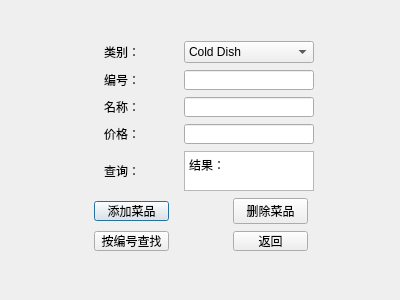
First picture: the form in ad_searchmenu_dialog.ui, repository jianghaojun/Management-system, before the edit.
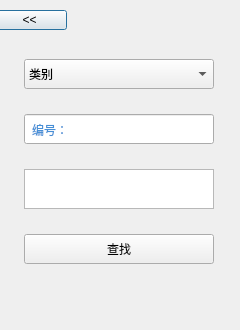
Second picture: the form after the edit.

Patch:
```diff
--- a/ad_searchmenu_dialog.ui
+++ b/ad_searchmenu_dialog.ui
@@ -6,52 +6,95 @@
    <rect>
     <x>0</x>
     <y>0</y>
-    <width>400</width>
-    <height>300</height>
+    <width>240</width>
+    <height>330</height>
    </rect>
   </property>
   <property name="windowTitle">
-   <string>菜品操作界面</string>
+   <string>查询菜品</string>
   </property>
-  <widget class="QWidget" name="">
+  <widget class="QLabel" name="label_2">
    <property name="geometry">
     <rect>
-     <x>90</x>
-     <y>40</y>
-     <width>224</width>
-     <height>215</height>
+     <x>30</x>
+     <y>120</y>
+     <width>40</width>
+     <height>20</height>
+    </rect>
+   </property>
+   <property name="minimumSize">
+    <size>
+     <width>40</width>
+     <height>20</height>
+    </size>
+   </property>
+   <property name="styleSheet">
+    <string notr="true">color: rgb(71, 143, 214);</string>
+   </property>
+   <property name="text">
+    <string>编号：</string>
+   </property>
+   <property name="alignment">
+    <set>Qt::AlignCenter</set>
+   </property>
+  </widget>
+  <widget class="QPushButton" name="back_pushButton">
+   <property name="geometry">
+    <rect>
+     <x>-8</x>
+     <y>10</y>
+     <width>75</width>
+     <height>20</height>
+    </rect>
+   </property>
+   <property name="minimumSize">
+    <size>
+     <width>0</width>
+     <height>20</height>
+    </size>
+   </property>
+   <property name="maximumSize">
+    <size>
+     <width>75</width>
+     <height>20</height>
+    </size>
+   </property>
+   <property name="text">
+    <string>&lt;&lt;</string>
+   </property>
+  </widget>
+  <widget class="QWidget" name="layoutWidget">
+   <property name="geometry">
+    <rect>
+     <x>24</x>
+     <y>59</y>
+     <width>192</width>
+     <height>207</height>
     </rect>
    </property>
    <layout class="QVBoxLayout" name="verticalLayout">
-    <item>
-     <layout class="QHBoxLayout" name="horizontalLayout_3">
       <property name="spacing">
-       <number>30</number>
-      </property>
-      <item>
-       <widget class="QLabel" name="label">
-        <property name="minimumSize">
-         <size>
-          <width>60</width>
-          <height>20</height>
-         </size>
-        </property>
-        <property name="text">
-         <string>类别：</string>
-        </property>
-        <property name="alignment">
-         <set>Qt::AlignCenter</set>
-        </property>
-       </widget>
-      </item>
+     <number>25</number>
+    </property>
       <item>
        <widget class="QComboBox" name="comboBox">
         <property name="minimumSize">
          <size>
-          <width>130</width>
-          <height>20</height>
-         </size>
-        </property>
+        <width>190</width>
+        <height>30</height>
+       </size>
+      </property>
+      <property name="maximumSize">
+       <size>
+        <width>190</width>
+        <height>30</height>
+       </size>
+      </property>
+      <item>
+       <property name="text">
+        <string>类别</string>
+       </property>
+      </item>
         <item>
          <property name="text">
           <string>Cold Dish</string>
@@ -69,144 +112,23 @@
         </item>
        </widget>
       </item>
-     </layout>
-    </item>
-    <item>
-     <layout class="QHBoxLayout" name="horizontalLayout_2">
-      <property name="spacing">
-       <number>30</number>
-      </property>
-      <item>
-       <widget class="QLabel" name="label_2">
-        <property name="minimumSize">
-         <size>
-          <width>60</width>
-          <height>20</height>
-         </size>
-        </property>
-        <property name="text">
-         <string>编号：</string>
-        </property>
-        <property name="alignment">
-         <set>Qt::AlignCenter</set>
-        </property>
-       </widget>
-      </item>
       <item>
        <widget class="QLineEdit" name="id_lineEdit">
         <property name="minimumSize">
          <size>
-          <width>130</width>
-          <height>20</height>
+        <width>190</width>
+        <height>30</height>
          </size>
         </property>
         <property name="maximumSize">
          <size>
-          <width>130</width>
-          <height>20</height>
+        <width>190</width>
+        <height>30</height>
          </size>
         </property>
         <property name="text">
          <string/>
         </property>
-       </widget>
-      </item>
-     </layout>
-    </item>
-    <item>
-     <layout class="QHBoxLayout" name="horizontalLayout">
-      <property name="spacing">
-       <number>30</number>
-      </property>
-      <item>
-       <widget class="QLabel" name="label_3">
-        <property name="minimumSize">
-         <size>
-          <width>60</width>
-          <height>20</height>
-         </size>
-        </property>
-        <property name="text">
-         <string>名称：</string>
-        </property>
-        <property name="alignment">
-         <set>Qt::AlignCenter</set>
-        </property>
-       </widget>
-      </item>
-      <item>
-       <widget class="QLineEdit" name="name_lineEdit">
-        <property name="minimumSize">
-         <size>
-          <width>130</width>
-          <height>20</height>
-         </size>
-        </property>
-        <property name="maximumSize">
-         <size>
-          <width>130</width>
-          <height>20</height>
-         </size>
-        </property>
-       </widget>
-      </item>
-     </layout>
-    </item>
-    <item>
-     <layout class="QHBoxLayout" name="horizontalLayout_5">
-      <property name="spacing">
-       <number>30</number>
-      </property>
-      <item>
-       <widget class="QLabel" name="label_6">
-        <property name="minimumSize">
-         <size>
-          <width>60</width>
-          <height>20</height>
-         </size>
-        </property>
-        <property name="text">
-         <string>价格：</string>
-        </property>
-        <property name="alignment">
-         <set>Qt::AlignCenter</set>
-        </property>
-       </widget>
-      </item>
-      <item>
-       <widget class="QLineEdit" name="price_lineEdit">
-        <property name="minimumSize">
-         <size>
-          <width>130</width>
-          <height>20</height>
-         </size>
-        </property>
-        <property name="maximumSize">
-         <size>
-          <width>130</width>
-          <height>20</height>
-         </size>
-        </property>
-       </widget>
-      </item>
-     </layout>
-    </item>
-    <item>
-     <layout class="QHBoxLayout" name="horizontalLayout_6">
-      <property name="spacing">
-       <number>30</number>
-      </property>
-      <item>
-       <widget class="QLabel" name="label_7">
-        <property name="minimumSize">
-         <size>
-          <width>60</width>
-          <height>20</height>
-         </size>
-        </property>
-        <property name="text">
-         <string>查询：</string>
-        </property>
         <property name="alignment">
          <set>Qt::AlignCenter</set>
         </property>
@@ -216,119 +138,52 @@
        <widget class="QTextEdit" name="textEdit">
         <property name="minimumSize">
          <size>
-          <width>130</width>
+        <width>190</width>
           <height>40</height>
          </size>
         </property>
         <property name="maximumSize">
          <size>
-          <width>130</width>
+        <width>190</width>
           <height>40</height>
          </size>
         </property>
+      <property name="layoutDirection">
+       <enum>Qt::LeftToRight</enum>
+      </property>
         <property name="html">
          <string>&lt;!DOCTYPE HTML PUBLIC &quot;-//W3C//DTD HTML 4.0//EN&quot; &quot;http://www.w3.org/TR/REC-html40/strict.dtd&quot;&gt;
 &lt;html&gt;&lt;head&gt;&lt;meta name=&quot;qrichtext&quot; content=&quot;1&quot; /&gt;&lt;style type=&quot;text/css&quot;&gt;
 p, li { white-space: pre-wrap; }
 &lt;/style&gt;&lt;/head&gt;&lt;body style=&quot; font-family:'SimSun'; font-size:9pt; font-weight:400; font-style:normal;&quot;&gt;
-&lt;p style=&quot; margin-top:0px; margin-bottom:0px; margin-left:0px; margin-right:0px; -qt-block-indent:0; text-indent:0px;&quot;&gt;结果：&lt;/p&gt;&lt;/body&gt;&lt;/html&gt;</string>
+&lt;p style=&quot;-qt-paragraph-type:empty; margin-top:0px; margin-bottom:0px; margin-left:0px; margin-right:0px; -qt-block-indent:0; text-indent:0px;&quot;&gt;&lt;br /&gt;&lt;/p&gt;&lt;/body&gt;&lt;/html&gt;</string>
         </property>
        </widget>
       </item>
-     </layout>
-    </item>
-    <item>
-     <layout class="QHBoxLayout" name="horizontalLayout_4">
-      <property name="spacing">
-       <number>60</number>
-      </property>
-      <item>
-       <widget class="QPushButton" name="add_pushButton">
-        <property name="minimumSize">
-         <size>
-          <width>0</width>
-          <height>20</height>
-         </size>
-        </property>
-        <property name="maximumSize">
-         <size>
-          <width>75</width>
-          <height>20</height>
-         </size>
-        </property>
-        <property name="text">
-         <string>添加菜品</string>
-        </property>
-       </widget>
-      </item>
-      <item>
-       <widget class="QPushButton" name="delete_pushButton">
-        <property name="minimumSize">
-         <size>
-          <width>0</width>
-          <height>20</height>
-         </size>
-        </property>
-        <property name="maximumSize">
-         <size>
-          <width>75</width>
-          <height>16777215</height>
-         </size>
-        </property>
-        <property name="text">
-         <string>删除菜品</string>
-        </property>
-       </widget>
-      </item>
-     </layout>
-    </item>
-    <item>
-     <layout class="QHBoxLayout" name="horizontalLayout_7">
-      <property name="spacing">
-       <number>60</number>
-      </property>
       <item>
        <widget class="QPushButton" name="search_pushButton">
         <property name="minimumSize">
          <size>
-          <width>0</width>
-          <height>20</height>
+        <width>190</width>
+        <height>30</height>
          </size>
         </property>
         <property name="maximumSize">
          <size>
-          <width>75</width>
-          <height>20</height>
+        <width>190</width>
+        <height>30</height>
          </size>
         </property>
         <property name="text">
-         <string>按编号查找</string>
+       <string>查找</string>
         </property>
        </widget>
       </item>
-      <item>
-       <widget class="QPushButton" name="back_pushButton">
-        <property name="minimumSize">
-         <size>
-          <width>0</width>
-          <height>20</height>
-         </size>
-        </property>
-        <property name="maximumSize">
-         <size>
-          <width>75</width>
-          <height>20</height>
-         </size>
-        </property>
-        <property name="text">
-         <string>返回</string>
-        </property>
-       </widget>
-      </item>
-     </layout>
-    </item>
-   </layout>
+   </layout>
   </widget>
+  <zorder>layoutWidget</zorder>
+  <zorder>back_pushButton</zorder>
+  <zorder>label_2</zorder>
  </widget>
  <resources/>
  <connections/>
```
Lines whose indentation alone changed are shown as unchanged.
